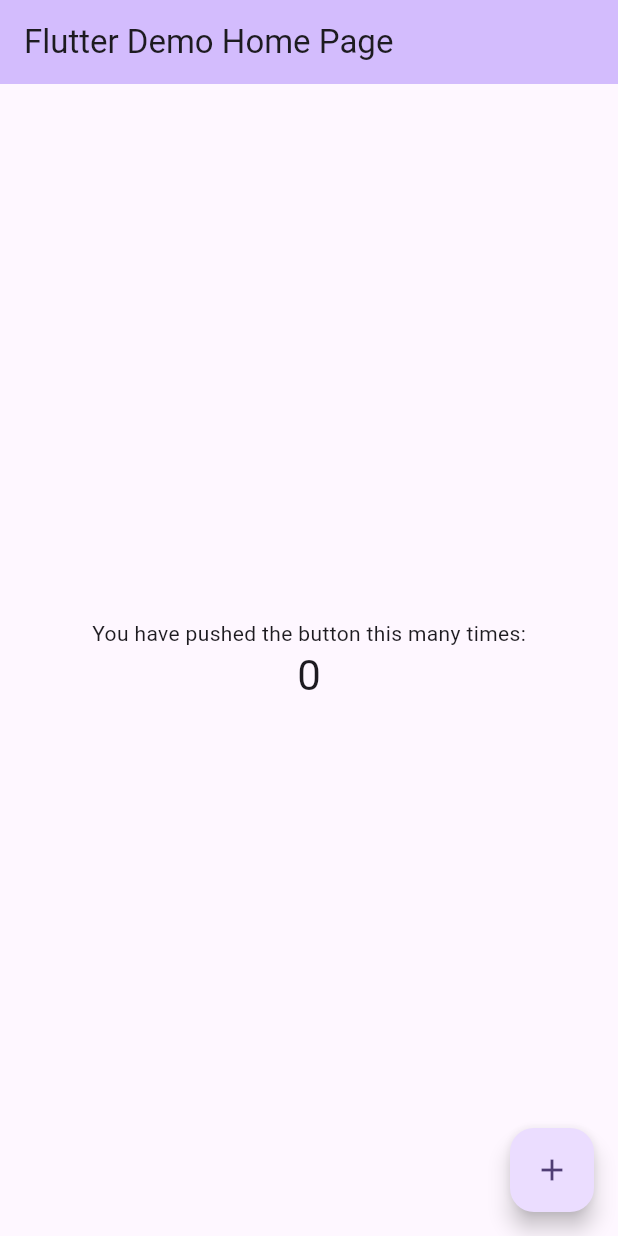
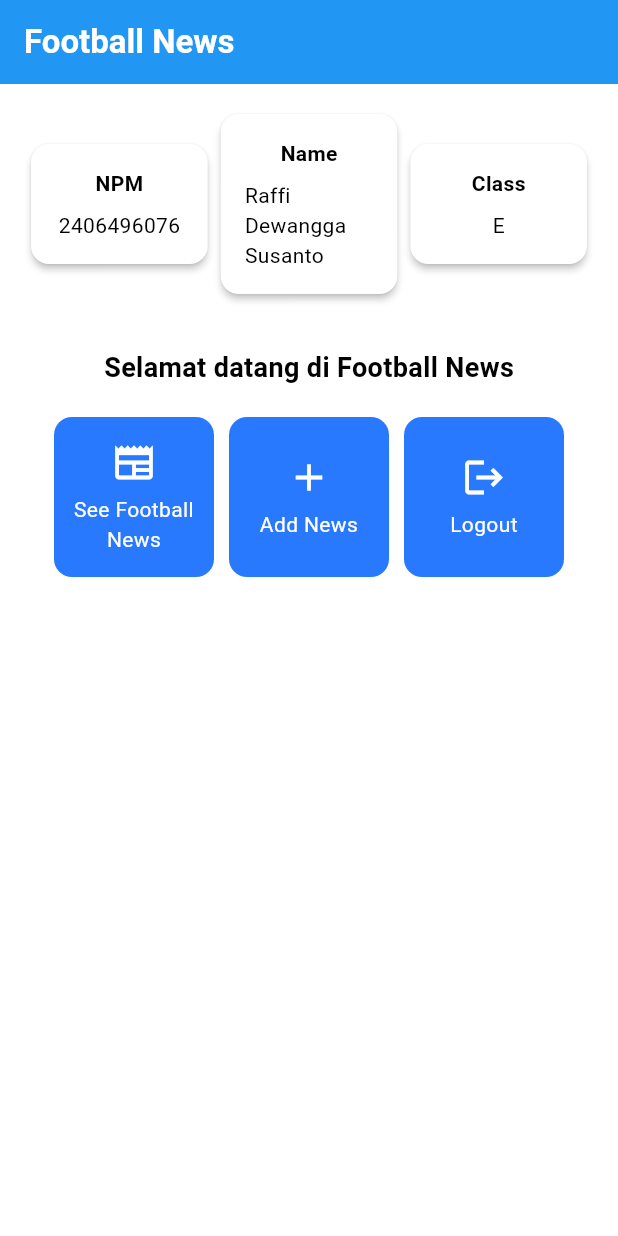
Before and after one commit to RaffiDewanggaSusanto/football-news-mobile, a Flutter app: the screen it shows after launch, on a phone screen of 412 x 824 dp. Run offline on Flutter 3.47's test engine with Material 3 defaults, Android fonts, the phone set to English and light mode, and no system bars.

Commit message:
Making buttons

```diff
--- a/lib/main.dart
+++ b/lib/main.dart
@@ -1,4 +1,5 @@
 import 'package:flutter/material.dart';
+import 'package:football_news/menu.dart';
 
 void main() {
   runApp(const MyApp());
@@ -28,95 +29,10 @@ class MyApp extends StatelessWidget {
         //
         // This works for code too, not just values: Most code changes can be
         // tested with just a hot reload.
-        colorScheme: ColorScheme.fromSeed(seedColor: Colors.deepPurple),
+         colorScheme: ColorScheme.fromSwatch(primarySwatch: Colors.blue)
+         .copyWith(secondary: Colors.blueAccent[400]),
       ),
-      home: const MyHomePage(title: 'Flutter Demo Home Page'),
+      home: MyHomePage(),
     );
   }
 }
-
-class MyHomePage extends StatefulWidget {
-  const MyHomePage({super.key, required this.title});
-
-  // This widget is the home page of your application. It is stateful, meaning
-  // that it has a State object (defined below) that contains fields that affect
-  // how it looks.
-
-  // This class is the configuration for the state. It holds the values (in this
-  // case the title) provided by the parent (in this case the App widget) and
-  // used by the build method of the State. Fields in a Widget subclass are
-  // always marked "final".
-
-  final String title;
-
-  @override
-  State<MyHomePage> createState() => _MyHomePageState();
-}
-
-class _MyHomePageState extends State<MyHomePage> {
-  int _counter = 0;
-
-  void _incrementCounter() {
-    setState(() {
-      // This call to setState tells the Flutter framework that something has
-      // changed in this State, which causes it to rerun the build method below
-      // so that the display can reflect the updated values. If we changed
-      // _counter without calling setState(), then the build method would not be
-      // called again, and so nothing would appear to happen.
-      _counter++;
-    });
-  }
-
-  @override
-  Widget build(BuildContext context) {
-    // This method is rerun every time setState is called, for instance as done
-    // by the _incrementCounter method above.
-    //
-    // The Flutter framework has been optimized to make rerunning build methods
-    // fast, so that you can just rebuild anything that needs updating rather
-    // than having to individually change instances of widgets.
-    return Scaffold(
-      appBar: AppBar(
-        // TRY THIS: Try changing the color here to a specific color (to
-        // Colors.amber, perhaps?) and trigger a hot reload to see the AppBar
-        // change color while the other colors stay the same.
-        backgroundColor: Theme.of(context).colorScheme.inversePrimary,
-        // Here we take the value from the MyHomePage object that was created by
-        // the App.build method, and use it to set our appbar title.
-        title: Text(widget.title),
-      ),
-      body: Center(
-        // Center is a layout widget. It takes a single child and positions it
-        // in the middle of the parent.
-        child: Column(
-          // Column is also a layout widget. It takes a list of children and
-          // arranges them vertically. By default, it sizes itself to fit its
-          // children horizontally, and tries to be as tall as its parent.
-          //
-          // Column has various properties to control how it sizes itself and
-          // how it positions its children. Here we use mainAxisAlignment to
-          // center the children vertically; the main axis here is the vertical
-          // axis because Columns are vertical (the cross axis would be
-          // horizontal).
-          //
-          // TRY THIS: Invoke "debug painting" (choose the "Toggle Debug Paint"
-          // action in the IDE, or press "p" in the console), to see the
-          // wireframe for each widget.
-          mainAxisAlignment: MainAxisAlignment.center,
-          children: <Widget>[
-            const Text('You have pushed the button this many times:'),
-            Text(
-              '$_counter',
-              style: Theme.of(context).textTheme.headlineMedium,
-            ),
-          ],
-        ),
-      ),
-      floatingActionButton: FloatingActionButton(
-        onPressed: _incrementCounter,
-        tooltip: 'Increment',
-        child: const Icon(Icons.add),
-      ), // This trailing comma makes auto-formatting nicer for build methods.
-    );
-  }
-}
--- /dev/null
+++ b/lib/menu.dart
@@ -0,0 +1,187 @@
+import 'package:flutter/material.dart';
+
+class MyHomePage extends StatelessWidget {
+  MyHomePage({super.key});
+
+  final String nama = "Raffi Dewangga Susanto"; //nama
+  final String npm = "2406496076"; //npm
+  final String kelas = "E"; //kelas
+
+  final List<ItemHomepage> items = [
+    ItemHomepage("See Football News", Icons.newspaper),
+    ItemHomepage("Add News", Icons.add),
+    ItemHomepage("Logout", Icons.logout),
+  ];
+
+  @override
+  Widget build(BuildContext context) {
+    // Scaffold menyediakan struktur dasar halaman dengan AppBar dan body.
+    return Scaffold(
+      // AppBar adalah bagian atas halaman yang menampilkan judul.
+      appBar: AppBar(
+        // Judul aplikasi "Football News" dengan teks putih dan tebal.
+        title: const Text(
+          'Football News',
+          style: TextStyle(
+            color: Colors.white,
+            fontWeight: FontWeight.bold,
+          ),
+        ),
+        // Warna latar belakang AppBar diambil dari skema warna tema aplikasi.
+        backgroundColor: Theme.of(context).colorScheme.primary,
+      ),
+      // Body halaman dengan padding di sekelilingnya.
+      body: Padding(
+        padding: const EdgeInsets.all(16.0),
+        // Menyusun widget secara vertikal dalam sebuah kolom.
+        child: Column(
+          crossAxisAlignment: CrossAxisAlignment.center,
+          children: [
+            // Row untuk menampilkan 3 InfoCard secara horizontal.
+            Row(
+              mainAxisAlignment: MainAxisAlignment.spaceEvenly,
+              children: [
+                InfoCard(title: 'NPM', content: npm),
+                InfoCard(title: 'Name', content: nama),
+                InfoCard(title: 'Class', content: kelas),
+              ],
+            ),
+
+            // Memberikan jarak vertikal 16 unit.
+            const SizedBox(height: 16.0),
+
+            // Menempatkan widget berikutnya di tengah halaman.
+            Center(
+              child: Column(
+                // Menyusun teks dan grid item secara vertikal.
+
+                children: [
+                  // Menampilkan teks sambutan dengan gaya tebal dan ukuran 18.
+                  const Padding(
+                    padding: EdgeInsets.only(top: 16.0),
+                    child: Text(
+                      'Selamat datang di Football News',
+                      style: TextStyle(
+                        fontWeight: FontWeight.bold,
+                        fontSize: 18.0,
+                      ),
+                    ),
+                  ),
+
+                  // Grid untuk menampilkan ItemCard dalam bentuk grid 3 kolom.
+                  GridView.count(
+                    primary: true,
+                    padding: const EdgeInsets.all(20),
+                    crossAxisSpacing: 10,
+                    mainAxisSpacing: 10,
+                    crossAxisCount: 3,
+                    // Agar grid menyesuaikan tinggi kontennya.
+                    shrinkWrap: true,
+
+                    // Menampilkan ItemCard untuk setiap item dalam list items.
+                    children: items.map((ItemHomepage item) {
+                      return ItemCard(item);
+                    }).toList(),
+                  ),
+                ],
+              ),
+            ),
+          ],
+        ),
+      ),
+    );
+  }
+}
+
+class InfoCard extends StatelessWidget {
+  // Kartu informasi yang menampilkan title dan content.
+
+  final String title;  // Judul kartu.
+  final String content;  // Isi kartu.
+
+  const InfoCard({super.key, required this.title, required this.content});
+
+  @override
+  Widget build(BuildContext context) {
+    return Card(
+      // Membuat kotak kartu dengan bayangan dibawahnya.
+      elevation: 2.0,
+      child: Container(
+        // Mengatur ukuran dan jarak di dalam kartu.
+        width: MediaQuery.of(context).size.width / 3.5, // menyesuaikan dengan lebar device yang digunakan.
+        padding: const EdgeInsets.all(16.0),
+        // Menyusun title dan content secara vertikal.
+        child: Column(
+          children: [
+            Text(
+              title,
+              style: const TextStyle(fontWeight: FontWeight.bold),
+            ),
+            const SizedBox(height: 8.0),
+            Text(content),
+          ],
+        ),
+      ),
+    );
+  }
+}
+
+class ItemHomepage {
+  final String name;
+  final IconData icon;
+
+  ItemHomepage(this.name, this.icon);
+}
+
+class ItemCard extends StatelessWidget {
+  // Menampilkan kartu dengan ikon dan nama.
+
+  final ItemHomepage item;
+
+  const ItemCard(this.item, {super.key});
+
+  @override
+  Widget build(BuildContext context) {
+    return Material(
+      // Menentukan warna latar belakang dari tema aplikasi.
+      color: Theme.of(context).colorScheme.secondary,
+      // Membuat sudut kartu melengkung.
+      borderRadius: BorderRadius.circular(12),
+
+      child: InkWell(
+        // Aksi ketika kartu ditekan.
+        onTap: () {
+          // Menampilkan pesan SnackBar saat kartu ditekan.
+          ScaffoldMessenger.of(context)
+            ..hideCurrentSnackBar()
+            ..showSnackBar(
+                SnackBar(content: Text("Kamu telah menekan tombol ${item.name}!"))
+            );
+        },
+        // Container untuk menyimpan Icon dan Text
+        child: Container(
+          padding: const EdgeInsets.all(8),
+          child: Center(
+            child: Column(
+              // Menyusun ikon dan teks di tengah kartu.
+              mainAxisAlignment: MainAxisAlignment.center,
+              children: [
+                Icon(
+                  item.icon,
+                  color: Colors.white,
+                  size: 30.0,
+                ),
+                const Padding(padding: EdgeInsets.all(3)),
+                Text(
+                  item.name,
+                  textAlign: TextAlign.center,
+                  style: const TextStyle(color: Colors.white),
+                ),
+              ],
+            ),
+          ),
+        ),
+      ),
+    );
+  }
+}
```
